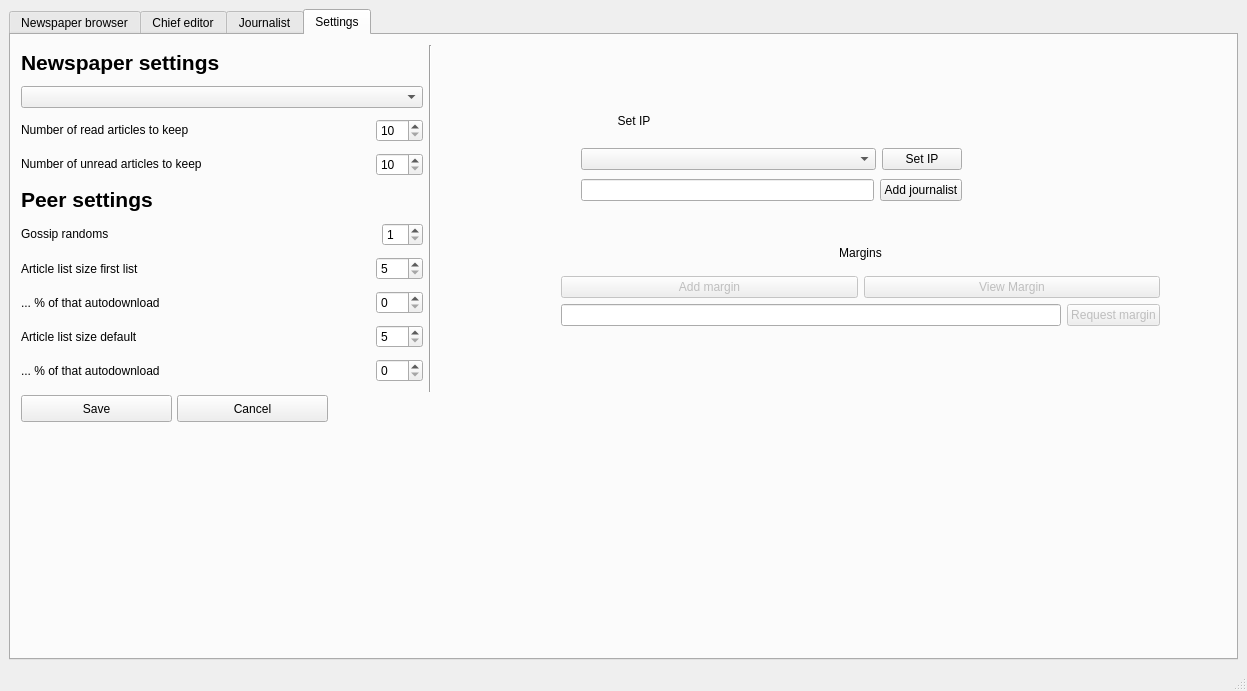
Before: the Qt Designer form mainwindow.ui in medvecm98/bp_program, drawn with Qt 5.
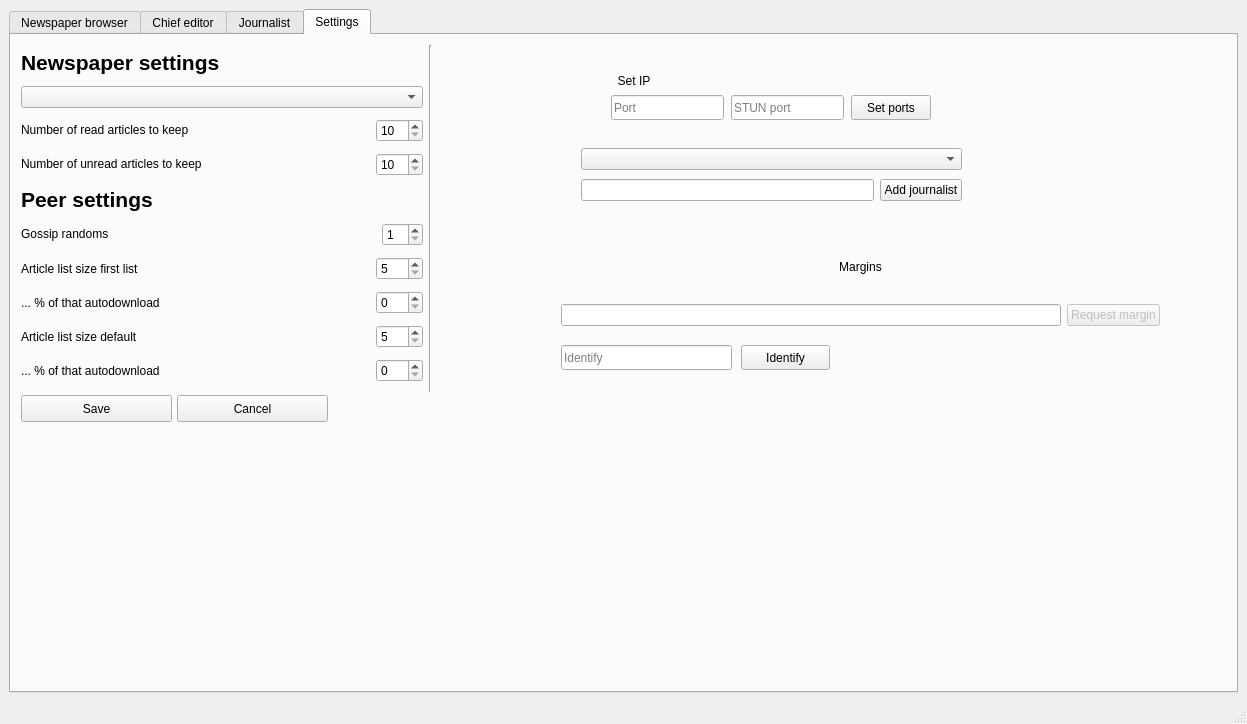
After: the same form once the commit is applied. The open tabs and pages were chosen to show the change.

Diff of the .ui file:
```diff
--- a/mainwindow.ui
+++ b/mainwindow.ui
@@ -7,7 +7,7 @@
     <x>0</x>
     <y>0</y>
     <width>1247</width>
-    <height>691</height>
+    <height>724</height>
    </rect>
   </property>
   <property name="windowTitle">
@@ -15,7 +15,7 @@
   </property>
   <widget class="QWidget" name="centralwidget">
    <layout class="QGridLayout" name="gridLayout">
-    <item row="0" column="0">
+    <item row="0" column="1">
      <widget class="QTabWidget" name="tabWidget">
       <property name="currentIndex">
        <number>0</number>
@@ -156,7 +156,35 @@
            </layout>
           </item>
           <item>
-           <widget class="QTextBrowser" name="textBrowser"/>
+           <layout class="QVBoxLayout" name="verticalLayout_11">
+            <item>
+             <widget class="QTextBrowser" name="textBrowser"/>
+            </item>
+            <item>
+             <layout class="QHBoxLayout" name="horizontalLayout_19">
+              <item>
+               <widget class="QPushButton" name="pushButton_add_margin">
+                <property name="enabled">
+                 <bool>false</bool>
+                </property>
+                <property name="text">
+                 <string>Add margin</string>
+                </property>
+               </widget>
+              </item>
+              <item>
+               <widget class="QPushButton" name="pushButton_view_margin">
+                <property name="enabled">
+                 <bool>false</bool>
+                </property>
+                <property name="text">
+                 <string>View Margin</string>
+                </property>
+               </widget>
+              </item>
+             </layout>
+            </item>
+           </layout>
           </item>
          </layout>
         </item>
@@ -726,17 +754,10 @@
           <height>29</height>
          </rect>
         </property>
-        <layout class="QHBoxLayout" name="horizontalLayout" stretch="7,1">
+        <layout class="QHBoxLayout" name="horizontalLayout" stretch="7">
          <item>
           <widget class="QComboBox" name="comboBox_interfacs"/>
          </item>
-         <item>
-          <widget class="QPushButton" name="pushButton_set_ip">
-           <property name="text">
-            <string>Set IP</string>
-           </property>
-          </widget>
-         </item>
         </layout>
        </widget>
        <widget class="QWidget" name="layoutWidget_3">
@@ -765,7 +786,7 @@
         <property name="geometry">
          <rect>
           <x>570</x>
-          <y>70</y>
+          <y>30</y>
           <width>106</width>
           <height>31</height>
          </rect>
@@ -798,28 +819,7 @@
           </widget>
          </item>
          <item>
-          <layout class="QHBoxLayout" name="horizontalLayout_8">
-           <item>
-            <widget class="QPushButton" name="pushButton_add_margin">
-             <property name="enabled">
-              <bool>false</bool>
-             </property>
-             <property name="text">
-              <string>Add margin</string>
-             </property>
-            </widget>
-           </item>
-           <item>
-            <widget class="QPushButton" name="pushButton_view_margin">
-             <property name="enabled">
-              <bool>false</bool>
-             </property>
-             <property name="text">
-              <string>View Margin</string>
-             </property>
-            </widget>
-           </item>
-          </layout>
+          <layout class="QHBoxLayout" name="horizontalLayout_8"/>
          </item>
          <item>
           <layout class="QHBoxLayout" name="horizontalLayout_2">
@@ -840,6 +840,71 @@
          </item>
         </layout>
        </widget>
+       <widget class="QLineEdit" name="lineEdit_custom_identify">
+        <property name="geometry">
+         <rect>
+          <x>550</x>
+          <y>310</y>
+          <width>171</width>
+          <height>25</height>
+         </rect>
+        </property>
+        <property name="placeholderText">
+         <string>Identify</string>
+        </property>
+       </widget>
+       <widget class="QPushButton" name="pushButton_2">
+        <property name="geometry">
+         <rect>
+          <x>730</x>
+          <y>310</y>
+          <width>89</width>
+          <height>25</height>
+         </rect>
+        </property>
+        <property name="text">
+         <string>Identify</string>
+        </property>
+       </widget>
+       <widget class="QLineEdit" name="lineEdit_np2ps_port">
+        <property name="geometry">
+         <rect>
+          <x>600</x>
+          <y>60</y>
+          <width>113</width>
+          <height>25</height>
+         </rect>
+        </property>
+        <property name="placeholderText">
+         <string>Port</string>
+        </property>
+       </widget>
+       <widget class="QLineEdit" name="lineEdit_stun_port">
+        <property name="geometry">
+         <rect>
+          <x>720</x>
+          <y>60</y>
+          <width>113</width>
+          <height>25</height>
+         </rect>
+        </property>
+        <property name="placeholderText">
+         <string>STUN port</string>
+        </property>
+       </widget>
+       <widget class="QPushButton" name="pushButton_set_ip">
+        <property name="geometry">
+         <rect>
+          <x>840</x>
+          <y>60</y>
+          <width>80</width>
+          <height>25</height>
+         </rect>
+        </property>
+        <property name="text">
+         <string>Set ports</string>
+        </property>
+       </widget>
       </widget>
      </widget>
     </item>
```
Left out of the diff: 55 changed lines with no effect on the pictures.
